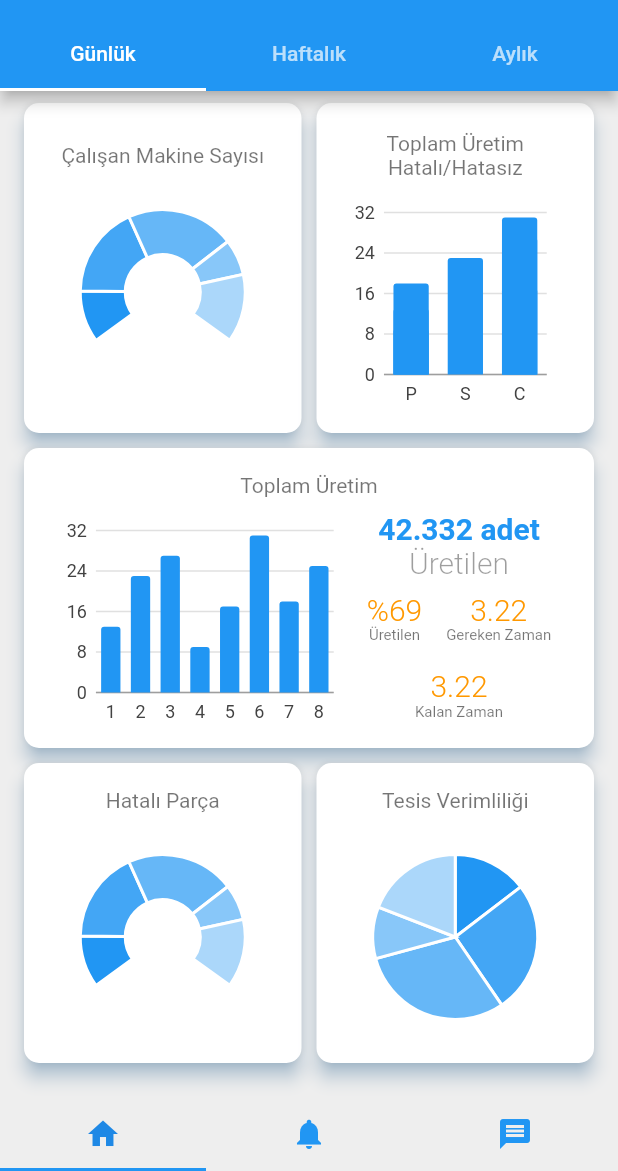
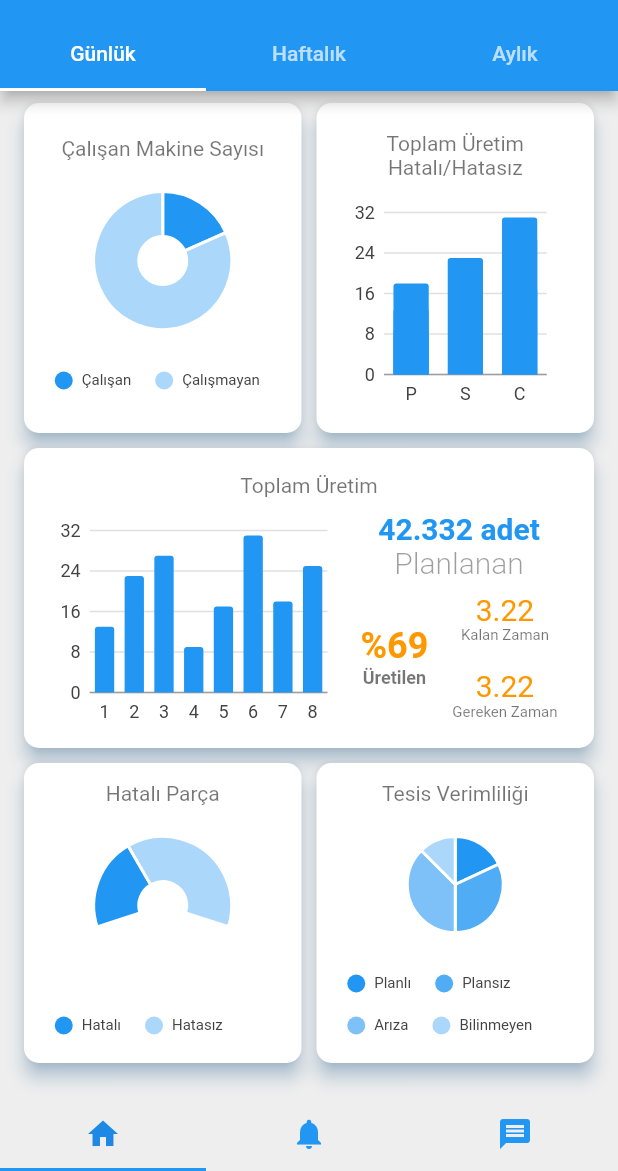
Before and after one commit to ayberkbozkus/flatform, a Flutter app: the HomePage screen opened directly, on a phone screen of 412 x 824 dp, the part 65-1236 px from its top. Run offline on Flutter 3.47's test engine with Material 2 defaults, Android fonts, the phone set to English and light mode, and no system bars; drawn by our look-alikes of fl_chart; our stand-ins replace charts_flutter, font_awesome_flutter, syncfusion_flutter_gauges; missing offline and left inert: dart:ffi, flutter_covid_dashboard_ui, flutter_sparkline; accounts and stored records are empty.

Commit message:
apk version 1

```diff
--- a/lib/screens/NavBar.dart
+++ b/lib/screens/NavBar.dart
@@ -16,6 +16,7 @@ class _HomePageState extends State<HomePage> with TickerProviderStateMixin {
   static var wbarchartdisplay;
   static var piechartdisplay;
   static var gaugechartdisplay;
+  static var donutchartdisplay;
   TabController tabController;
   TabController tabControllerup;
   String location = "Tesis 1";
@@ -27,6 +28,14 @@ class _HomePageState extends State<HomePage> with TickerProviderStateMixin {
       new Task('Arıza', 1, Color(0xff3366cc)),
       new Task('Plansız', 4, Color(0xff3366cc)),
       new Task('Bilinmeyen', 2, Color(0xff3366cc)),
+    ];
+    var donutData = [
+      new Task('Planlı', 3, Color(0xff3366cc)),
+      new Task('Bilinmeyen', 2, Color(0xff3366cc)),
+    ];
+    var gaugeData = [
+      new Task('Planlı', 3, Color(0xff3366cc)),
+      new Task('Arıza', 1, Color(0xff3366cc)),
     ];
     _seriesPieData.add(
       charts.Series(
@@ -41,27 +50,47 @@ class _HomePageState extends State<HomePage> with TickerProviderStateMixin {
     );
   }
 
-  List<charts.Series<GaugeSegment, String>> _seriesGaugeData;
+  List<charts.Series<Task, String>> _seriesGaugeData;
   _generateGaugeData() {
-    final gdata = [
-      new GaugeSegment('Low', 75),
-      new GaugeSegment('Acceptable', 100),
-      new GaugeSegment('High', 50),
-      new GaugeSegment('Highly Unusual', 5),
+    var gaugeData = [
+      new Task('Planlı', 3, Color(0xff3366cc)),
+      new Task('Arıza', 1, Color(0xff3366cc)),
     ];
-
     _seriesGaugeData.add(
       charts.Series(
-        data: gdata,
-        domainFn: (GaugeSegment segment, _) => segment.segment,
-        measureFn: (GaugeSegment segment, _) => segment.size,
+        data: gaugeData,
+        domainFn: (Task task, _) => task.task,
+        measureFn: (Task task, _) => task.taskvalue,
+        colorFn: (Task task, _) =>
+            charts.ColorUtil.fromDartColor(task.colorval),
         id: 'Çalışan Makine Sayısı',
+        labelAccessorFn: (Task row, _) => '${row.taskvalue}',
+      ),
+    );
+  }
+
+  List<charts.Series<Task, String>> _seriesDonutData;
+  _generateDonutData() {
+    var donutData = [
+      new Task('Planlı', 18, Color(0xff3366cc)),
+      new Task('Arıza', 80, Color(0xff3366cc)),
+    ];
+    _seriesDonutData.add(
+      charts.Series(
+        data: donutData,
+        domainFn: (Task task, _) => task.task,
+        measureFn: (Task task, _) => task.taskvalue,
+        colorFn: (Task task, _) =>
+            charts.ColorUtil.fromDartColor(task.colorval),
+        id: 'Çalışan Makine Sayısı',
+        labelAccessorFn: (Task row, _) => '${row.taskvalue}',
       ),
     );
   }
 
   void initState() {
-    setState(() {
+    setState(
+      () {
         var data = [
           addCharts("1", 13),
           addCharts("2", 23),
@@ -73,11 +102,18 @@ class _HomePageState extends State<HomePage> with TickerProviderStateMixin {
           addCharts("8", 25),
         ];
         var tdata = [
-        addCharts("1", 13),
-        addCharts("2", 23),
-        addCharts("3", 27),
-        addCharts("4", 9),
-        addCharts("5", 17),
+          addCharts("Planlı", 13),
+          addCharts("Plansız", 23),
+          addCharts("Arıza", 27),
+          addCharts("Bilinmeyen", 9),
+        ];
+        var gdata = [
+          addCharts("Hatalı", 13),
+          addCharts("Hatasız", 23),
+        ];
+        var ddata = [
+          addCharts("Çalışan", 18),
+          addCharts("Çalışmayan", 80),
         ];
         var wdata = [
           addCharts("P", 13),
@@ -113,6 +149,22 @@ class _HomePageState extends State<HomePage> with TickerProviderStateMixin {
             data: tdata,
           ),
         ];
+        var gseries = [
+          charts.Series(
+            domainFn: (addCharts addCharts, _) => addCharts.label,
+            measureFn: (addCharts addCharts, _) => addCharts.values,
+            id: 'gaddcharts',
+            data: gdata,
+          ),
+        ];
+        var dseries = [
+          charts.Series(
+            domainFn: (addCharts addCharts, _) => addCharts.label,
+            measureFn: (addCharts addCharts, _) => addCharts.values,
+            id: 'gaddcharts',
+            data: ddata,
+          ),
+        ];
         barchartdisplay = charts.BarChart(
           series,
           animationDuration: Duration(microseconds: 2000),
@@ -124,22 +176,58 @@ class _HomePageState extends State<HomePage> with TickerProviderStateMixin {
         piechartdisplay = charts.PieChart(
           tseries,
           animationDuration: Duration(microseconds: 2000),
+          behaviors: [
+            new charts.DatumLegend(
+              desiredMaxRows: 2,
+              desiredMaxColumns: 2,
+              position: charts.BehaviorPosition.bottom,
+              entryTextStyle: charts.TextStyleSpec(
+                fontSize: 10,
+              ),
+            )
+          ],
         );
         gaugechartdisplay = charts.PieChart(
-        tseries,
+          gseries,
           animationDuration: Duration(microseconds: 2000),
           defaultRenderer: new charts.ArcRendererConfig(
             arcWidth: 30,
-          startAngle: 4 / 5 * 3.14,
-          arcLength: 7 / 5 * 3.14,
+            startAngle: 9 / 10 * 3.14,
+            arcLength: 6 / 5 * 3.14,
           ),
+          behaviors: [
+            new charts.DatumLegend(
+              position: charts.BehaviorPosition.bottom,
+              entryTextStyle: charts.TextStyleSpec(
+                fontSize: 10,
+              ),
+            )
+          ],
         );
-    });
+        donutchartdisplay = charts.PieChart(
+          dseries,
+          animationDuration: Duration(microseconds: 2000),
+          defaultRenderer: new charts.ArcRendererConfig(
+            arcWidth: 30,
+          ),
+          behaviors: [
+            new charts.DatumLegend(
+              position: charts.BehaviorPosition.bottom,
+              entryTextStyle: charts.TextStyleSpec(
+                fontSize: 10,
+              ),
+            ),
+          ],
+        );
+      },
+    );
     super.initState();
     _seriesPieData = List<charts.Series<Task, String>>();
-    _seriesGaugeData = List<charts.Series<GaugeSegment, String>>();
+    _seriesGaugeData = List<charts.Series<Task, String>>();
+    _seriesDonutData = List<charts.Series<Task, String>>();
     _generateData();
     _generateGaugeData();
+    _generateDonutData();
     tabController = TabController(length: 3, vsync: this);
     tabControllerup = TabController(length: 3, vsync: this);
   }
@@ -197,7 +285,7 @@ class _HomePageState extends State<HomePage> with TickerProviderStateMixin {
                           ),
                           Center(
                             child: Text(
-                              "Üretilen",
+                              "Planlanan",
                               style: TextStyle(
                                   fontSize: 20,
                                   color: Colors.black38,
@@ -214,15 +302,47 @@ class _HomePageState extends State<HomePage> with TickerProviderStateMixin {
                                       Text(
                                         "%69",
                                         style: TextStyle(
-                                            fontSize: 20,
+                                            fontSize: 24,
                                             color: Colors.orange,
-                                            fontWeight: FontWeight.w300),
+                                            fontWeight: FontWeight.w600),
                                       ),
                                       Text(
                                         "Üretilen",
                                         style: TextStyle(
+                                            fontSize: 12,
+                                            color: Colors.black54,
+                                            fontWeight: FontWeight.w600),
+                                      ),
+                                    ],
+                                  ),
+                                ),
+                                Column(
+                                  children: <Widget>[
+                                    Center(
+                                      child: Row(
+                                        children: <Widget>[
+                                          Padding(
+                                            padding: const EdgeInsets.all(8.0),
+                                            child: Column(
+                                              children: <Widget>[
+                                                Text(
+                                                  "3.22",
+                                                  style: TextStyle(
+                                                      fontSize: 20,
+                                                      color: Colors.orange,
+                                                      fontWeight:
+                                                          FontWeight.w400),
+                                                ),
+                                                Text(
+                                                  "Kalan Zaman",
+                                                  textAlign: TextAlign.center,
+                                                  style: TextStyle(
                                                       fontSize: 10,
                                                       color: Colors.black54,
+                                                      fontWeight:
+                                                          FontWeight.w400),
+                                                ),
+                                              ],
                                             ),
                                           ),
                                         ],
@@ -237,7 +357,7 @@ class _HomePageState extends State<HomePage> with TickerProviderStateMixin {
                                             style: TextStyle(
                                                 fontSize: 20,
                                                 color: Colors.orange,
-                                            fontWeight: FontWeight.w300),
+                                                fontWeight: FontWeight.w400),
                                           ),
                                           Text(
                                             "Gereken Zaman",
@@ -245,38 +365,12 @@ class _HomePageState extends State<HomePage> with TickerProviderStateMixin {
                                             style: TextStyle(
                                                 fontSize: 10,
                                                 color: Colors.black54,
-                                        ),
+                                                fontWeight: FontWeight.w400),
                                           ),
                                         ],
                                       ),
                                     ),
                                   ],
-                            ),
-                          ),
-                          Center(
-                            child: Row(
-                              children: <Widget>[
-                                Padding(
-                                  padding: const EdgeInsets.all(8.0),
-                                  child: Column(
-                                    children: <Widget>[
-                                      Text(
-                                        "3.22",
-                                        style: TextStyle(
-                                            fontSize: 20,
-                                            color: Colors.orange,
-                                            fontWeight: FontWeight.w300),
-                                      ),
-                                      Text(
-                                        "Kalan Zaman",
-                                        textAlign: TextAlign.center,
-                                        style: TextStyle(
-                                          fontSize: 10,
-                                          color: Colors.black54,
-                                        ),
-                                      ),
-                                    ],
-                                  ),
                                 ),
                               ],
                             ),
@@ -347,7 +441,7 @@ class _HomePageState extends State<HomePage> with TickerProviderStateMixin {
       borderRadius: BorderRadius.circular(10.0),
       child: Center(
         child: Padding(
-          padding: const EdgeInsets.all(8.0),
+          padding: const EdgeInsets.all(1.0),
           child: Row(
             mainAxisAlignment: MainAxisAlignment.center,
             children: <Widget>[
@@ -356,7 +450,7 @@ class _HomePageState extends State<HomePage> with TickerProviderStateMixin {
                 children: <Widget>[
                   // text
                   Padding(
-                    padding: const EdgeInsets.all(8.0),
+                    padding: const EdgeInsets.all(1.0),
                     child: Text(
                       heading,
                       textAlign: TextAlign.center,
@@ -370,10 +464,10 @@ class _HomePageState extends State<HomePage> with TickerProviderStateMixin {
 
                   Center(
                     child: new Container(
-                        height: 150,
+                        height: 160,
                         width:
-                            150, //piechartdisplay    barchartdisplay     sfRadialGaugedisplay    sfRadialGaugedisplayP
-                        child: gaugechartdisplay),
+                            160, //piechartdisplay    barchartdisplay     sfRadialGaugedisplay    donutchartdisplay   gaugechartdisplay
+                        child: donutchartdisplay),
                   ),
                 ],
               ),
@@ -392,7 +486,7 @@ class _HomePageState extends State<HomePage> with TickerProviderStateMixin {
       borderRadius: BorderRadius.circular(10.0),
       child: Center(
         child: Padding(
-          padding: const EdgeInsets.all(8.0),
+          padding: const EdgeInsets.all(1.0),
           child: Row(
             mainAxisAlignment: MainAxisAlignment.center,
             children: <Widget>[
@@ -401,7 +495,7 @@ class _HomePageState extends State<HomePage> with TickerProviderStateMixin {
                 children: <Widget>[
                   // text
                   Padding(
-                    padding: const EdgeInsets.all(8.0),
+                    padding: const EdgeInsets.all(1.0),
                     child: Text(
                       heading,
                       textAlign: TextAlign.center,
@@ -415,9 +509,9 @@ class _HomePageState extends State<HomePage> with TickerProviderStateMixin {
 
                   Center(
                     child: new Container(
-                        height: 150,
+                        height: 160,
                         width:
-                            150, //piechartdisplay    barchartdisplay     sfRadialGaugedisplay    sfRadialGaugedisplayP
+                            160, //piechartdisplay    barchartdisplay     sfRadialGaugedisplay    donutchartdisplay   gaugechartdisplay
                         child: gaugechartdisplay),
                   ),
                 ],
@@ -437,7 +531,7 @@ class _HomePageState extends State<HomePage> with TickerProviderStateMixin {
       borderRadius: BorderRadius.circular(10.0),
       child: Center(
         child: Padding(
-          padding: const EdgeInsets.all(8.0),
+          padding: const EdgeInsets.all(1.0),
           child: Row(
             mainAxisAlignment: MainAxisAlignment.center,
             children: <Widget>[
@@ -446,7 +540,7 @@ class _HomePageState extends State<HomePage> with TickerProviderStateMixin {
                 children: <Widget>[
                   // text
                   Padding(
-                    padding: const EdgeInsets.all(8.0),
+                    padding: const EdgeInsets.all(1.0),
                     child: Text(
                       heading,
                       textAlign: TextAlign.center,
@@ -460,9 +554,9 @@ class _HomePageState extends State<HomePage> with TickerProviderStateMixin {
 
                   Center(
                     child: new Container(
-                        height: 150,
+                        height: 160,
                         width:
-                            150, //piechartdisplay    barchartdisplay     sfRadialGaugedisplay
+                            160, //piechartdisplay    barchartdisplay     sfRadialGaugedisplay
                         child: piechartdisplay),
                   ),
                 ],
--- a/lib/screens/login.dart
+++ b/lib/screens/login.dart
@@ -58,7 +58,7 @@ Widget showEmailInput() {
       keyboardType: TextInputType.emailAddress,
       autofocus: false,
       decoration: new InputDecoration(
-          hintText: 'Email',
+          hintText: 'Eposta',
           icon: new Icon(
             Icons.mail,
             color: Colors.grey,
@@ -77,7 +77,7 @@ Widget showPasswordInput() {
       obscureText: true,
       autofocus: false,
       decoration: new InputDecoration(
-          hintText: 'Password',
+          hintText: 'Şifre',
           icon: new Icon(
             Icons.lock,
             color: Colors.grey,
@@ -98,7 +98,7 @@ Widget showPrimaryButton(context) {
           shape: new RoundedRectangleBorder(
               borderRadius: new BorderRadius.circular(30.0)),
           color: Colors.blue,
-          child: new Text(_isLoginForm ? 'Login' : 'Create account',
+          child: new Text(_isLoginForm ? 'Giriş' : '',
               style: new TextStyle(fontSize: 20.0, color: Colors.white)),
           onPressed: () {
             Navigator.push(
@@ -114,8 +114,7 @@ Widget showPrimaryButton(context) {
 
 Widget showSecondaryButton() {
   return new FlatButton(
-      child: new Text(
-          _isLoginForm ? 'Create an account' : 'Have an account? Sign in',
+      child: new Text(_isLoginForm ? ' ' : 'Have an account? Sign in',
           style: new TextStyle(fontSize: 18.0, fontWeight: FontWeight.w300)),
       onPressed: () {
         print('hello');
```
Also changed, not shown: assets/images/flutter-icon--.png (added), assets/images/flutter-icon-.PNG (added), assets/images/flutter-icon.png, 6 other files. Lines whose indentation alone changed are shown as unchanged.
